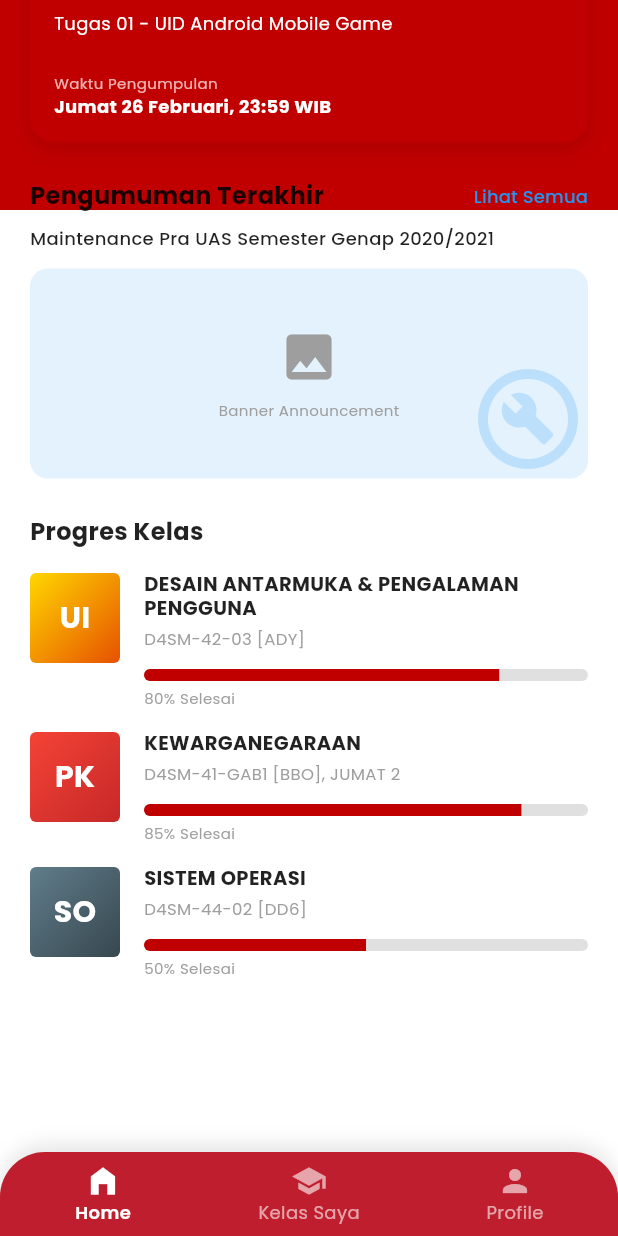
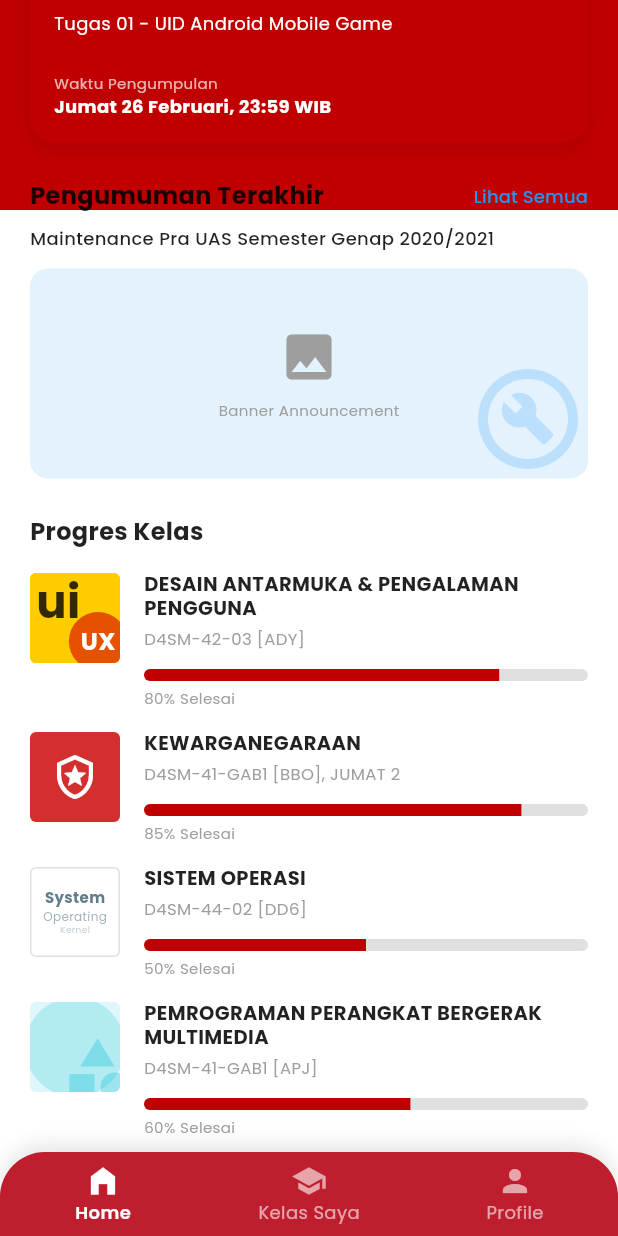
Before and after one commit to sitimaisaroh291001/app_lms, a Flutter app: the DashboardPage screen opened by its route, scrolled down 185 dp, on a phone screen of 412 x 824 dp. Run offline on Flutter 3.47's test engine with Material 3 defaults, Android fonts, the phone set to English and light mode, and no system bars; our stand-ins replace go_router, google_fonts.

Commit message:
feat: implement detailed course progress list with custom graphics

```diff
--- a/lib/features/dashboard/presentation/pages/dashboard_page.dart
+++ b/lib/features/dashboard/presentation/pages/dashboard_page.dart
@@ -1,6 +1,6 @@
 import 'package:flutter/material.dart';
 import 'package:go_router/go_router.dart';
-import 'package:go_router/go_router.dart';
+
 
 class DashboardPage extends StatefulWidget {
   const DashboardPage({super.key});
@@ -234,33 +234,97 @@ class _DashboardPageState extends State<DashboardPage> {
                   const SizedBox(height: 16),
 
                   // Course Items
+                  // Course Items
                   _buildCourseProgressItem(
                     context,
-                    'ui',
-                    const Color(0xFFFFD700), // Yellow
-                    const Color(0xFFE65100), // Orange
-                    'DESAIN ANTARMUKA & PENGALAMAN PENGGUNA',
-                    'D4SM-42-03 [ADY]',
-                    0.80,
+                    color: const Color(0xFFFFCC00), // Yellow-ish
+                    title: 'DESAIN ANTARMUKA & PENGALAMAN PENGGUNA',
+                    code: 'D4SM-42-03 [ADY]',
+                    progress: 0.80,
+                    imageContent: _buildCourseImage(
+                       type: 'text',
+                       text: 'ui',
+                       subText: 'UX',
+                       color: const Color(0xFFE65100), // Deep Orange
+                       bgColor: const Color(0xFFFFCC00),
+                    ),
                   ),
                   _buildCourseProgressItem(
                     context,
-                    'pk',
-                    Colors.red,
-                    Colors.red[800]!,
-                    'KEWARGANEGARAAN',
-                    'D4SM-41-GAB1 [BBO], JUMAT 2',
-                    0.85,
+                    color: Colors.red,
+                    title: 'KEWARGANEGARAAN',
+                    code: 'D4SM-41-GAB1 [BBO], JUMAT 2',
+                    progress: 0.85,
+                    imageContent: _buildCourseImage(
+                       type: 'icon',
+                       icon: Icons.local_police_outlined, // Emblem substitute
+                       color: Colors.white,
+                       bgColor: const Color(0xFFD32F2F),
+                    ),
                   ),
                    _buildCourseProgressItem(
                     context,
-                    'so',
-                    Colors.blueGrey,
-                    Colors.blueGrey[800]!,
-                    'SISTEM OPERASI',
-                    'D4SM-44-02 [DD6]',
-                    0.50,
+                    color: Colors.blueGrey,
+                    title: 'SISTEM OPERASI',
+                    code: 'D4SM-44-02 [DD6]',
+                    progress: 0.50,
+                    imageContent: _buildCourseImage(
+                       type: 'wordcloud',
+                       text: 'System',
+                       color: Colors.blueGrey,
+                       bgColor: Colors.white,
+                       borderColor: Colors.grey[300],
+                    ),
                   ),
+                  _buildCourseProgressItem(
+                    context,
+                    color: Colors.cyan,
+                    title: 'PEMROGRAMAN PERANGKAT BERGERAK MULTIMEDIA',
+                    code: 'D4SM-41-GAB1 [APJ]',
+                    progress: 0.60,
+                    imageContent: _buildCourseImage(
+                       type: 'pattern',
+                       color: Colors.cyan,
+                       bgColor: Colors.cyan[50]!,
+                    ),
+                  ),
+                  _buildCourseProgressItem(
+                    context,
+                    color: Colors.grey,
+                    title: 'BAHASA INGGRIS: BUSINESS AND SCIENTIFIC',
+                    code: 'D4SM-41-GAB1 [ARS]',
+                    progress: 0.30,
+                    imageContent: _buildCourseImage(
+                       type: 'pattern',
+                       color: Colors.blueGrey,
+                       bgColor: Colors.grey[200]!,
+                    ),
+                  ),
+                  _buildCourseProgressItem(
+                    context,
+                    color: Colors.blue[700]!,
+                    title: 'PEMROGRAMAN MULTIMEDIA INTERAKTIF',
+                    code: 'D4SM-43-04 [TPR]',
+                    progress: 0.50,
+                    imageContent: _buildCourseImage(
+                       type: 'curves',
+                       color: Colors.blue[900]!,
+                       bgColor: Colors.blue[400]!,
+                    ),
+                  ),
+                  _buildCourseProgressItem(
+                    context,
+                    color: Colors.deepPurple,
+                    title: 'OLAH RAGA',
+                    code: 'D3TT-44-02 [EYR]',
+                    progress: 0.90,
+                    imageContent: _buildCourseImage(
+                       type: 'pattern',
+                       color: Colors.deepPurple,
+                       bgColor: Colors.deepPurple[50]!,
+                    ),
+                  ),
+
                   const SizedBox(height: 100), // Bottom padding for FAB/Nav
                 ],
               ),
@@ -321,43 +385,110 @@ class _DashboardPageState extends State<DashboardPage> {
     );
   }
 
+  // Helper to build simulated course images
+  Widget _buildCourseImage({
+    required String type,
+    Color? color,
+    Color? bgColor,
+    Color? borderColor,
+    String? text,
+    String? subText,
+    IconData? icon,
+  }) {
+    return Container(
+      width: 60,
+      height: 60,
+      decoration: BoxDecoration(
+        color: bgColor ?? Colors.grey[200],
+        borderRadius: BorderRadius.circular(4),
+        border: borderColor != null ? Border.all(color: borderColor) : null,
+      ),
+      clipBehavior: Clip.antiAlias,
+      child: Stack(
+        children: [
+          if (type == 'pattern') ...[
+             Positioned(top: -10, left: -10, child: Icon(Icons.circle, size: 80, color: color?.withValues(alpha:0.2))),
+             Positioned(bottom: -10, right: -10, child: Icon(Icons.category, size: 50, color: color?.withValues(alpha:0.3))),
+          ],
+          if (type == 'curves') ...[
+             Positioned(top: 0, left: 0, right:0, bottom:0, child: Icon(Icons.waves, size: 80, color: color?.withValues(alpha:0.3))),
+          ],
+          if (type == 'text') ...[
+             Center(
+               child: RichText(
+                 text: TextSpan(
+                   children: [
+                     TextSpan(text: text, style: const TextStyle(fontSize: 24, fontWeight: FontWeight.bold, color: Colors.black)),
+                     if (subText != null)
+                        TextSpan(
+                          text: '\n$subText',
+                          style: TextStyle(
+                            fontSize: 24,
+                            fontWeight: FontWeight.bold,
+                            color: Colors.white,
+                            backgroundColor: color
+                          )
+                        ),
+                   ]
+                 ),
+               ),
+             ),
+             // Specific fix for "UI UX" graphic to look like design
+             if (text == 'ui' && subText == 'UX')
+              Stack(
+                children: [
+                   Container(color: const Color(0xFFFFCC00)),
+                   Padding(
+                     padding: const EdgeInsets.only(left: 4.0, top: 4),
+                     child: Text('ui', style: TextStyle(fontSize: 30, fontWeight: FontWeight.bold, color: Colors.black.withValues(alpha: 0.8), height: 1)),
+                   ),
+                   Positioned(
+                     bottom: -5,
+                     right: -5,
+                     child: Container(
+                       padding: const EdgeInsets.all(8),
+                       decoration: const BoxDecoration(color: Color(0xFFE65100), shape: BoxShape.circle),
+                       child: const Text('UX', style: TextStyle(fontSize: 16, fontWeight: FontWeight.bold, color: Colors.white)),
+                     ),
+                   )
+                ],
+              )
+          ],
+           if (type == 'icon') ...[
+             Center(child: Icon(icon, color: color, size: 32)),
+          ],
+          if (type == 'wordcloud') ...[
+            Center(
+              child: Column(
+                mainAxisAlignment: MainAxisAlignment.center,
+                children: [
+                  Text(text ?? '', style: TextStyle(color: color, fontWeight: FontWeight.bold, fontSize: 10)),
+                   Text('Operating', style: TextStyle(color: color?.withValues(alpha:0.6), fontSize: 8)),
+                   Text('Kernel', style: TextStyle(color: color?.withValues(alpha:0.4), fontSize: 6)),
+                ],
+              ),
+            ),
+          ]
+        ],
+      ),
+    );
+  }
+
   Widget _buildCourseProgressItem(
-    BuildContext context,
-    String iconTag,
-    Color color1,
-    Color color2,
-    String title,
-    String code,
-    double progress
-  ) {
+    BuildContext context, {
+    required Color color,
+    required String title,
+    required String code,
+    required double progress,
+    required Widget imageContent,
+  }) {
     return Container(
       margin: const EdgeInsets.only(bottom: 16),
       child: Row(
         crossAxisAlignment: CrossAxisAlignment.start,
         children: [
           // Icon Box
-          Container(
-            width: 60,
-            height: 60,
-            decoration: BoxDecoration(
-              gradient: LinearGradient(
-                colors: [color1, color2],
-                begin: Alignment.topLeft,
-                end: Alignment.bottomRight,
-              ),
-              borderRadius: BorderRadius.circular(4), // Slightly rounded square
-            ),
-            child: Center(
-              child: Text(
-                iconTag.toUpperCase(),
-                style: const TextStyle(
-                  color: Colors.white,
-                  fontWeight: FontWeight.bold,
-                  fontSize: 20,
-                ),
-              ),
-            ),
-          ),
+          imageContent,
           const SizedBox(width: 16),
           // Details
           Expanded(
```
